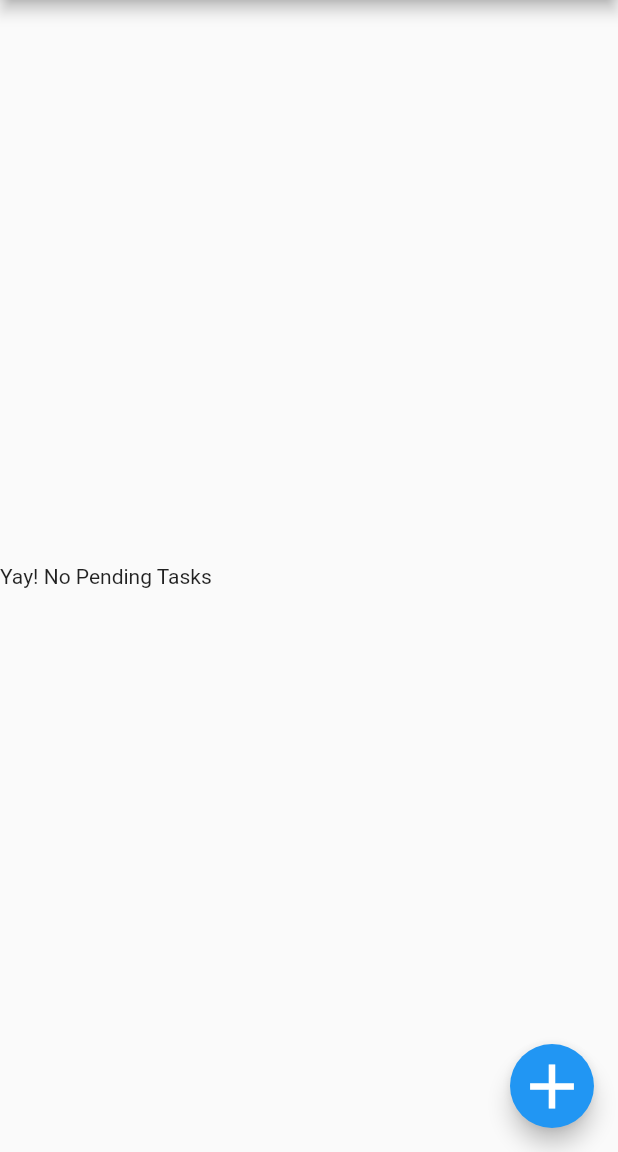
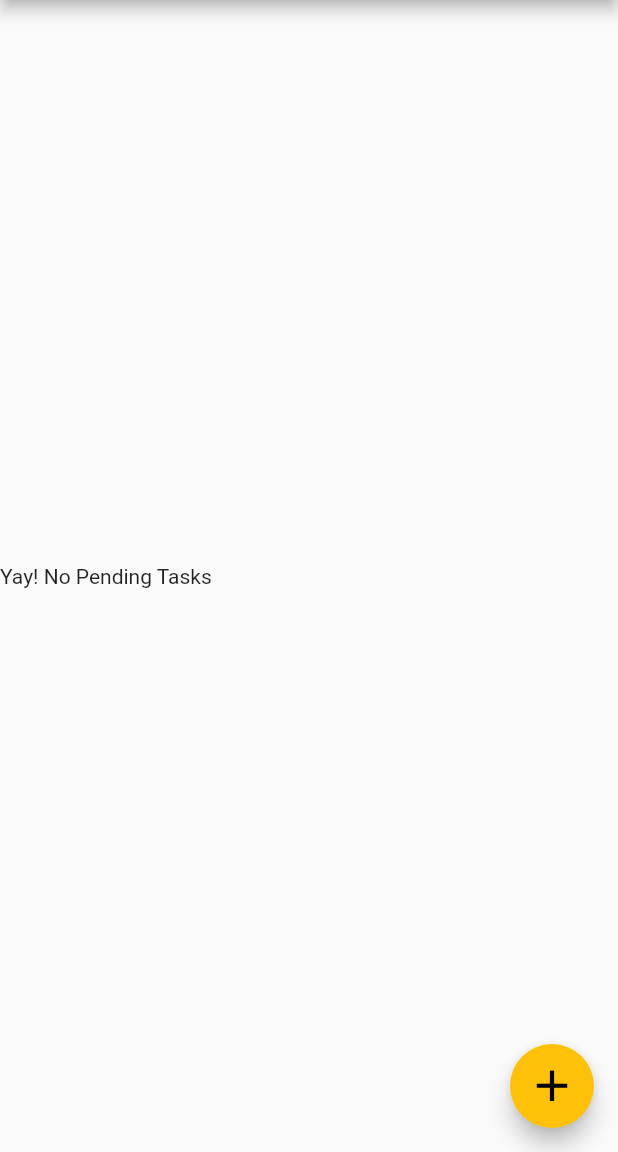
Before and after one commit to Aadeesh11/WorkshopTaskPublic, a Flutter app: the screen it shows after launch, on a phone screen of 412 x 824 dp, the part 84-1236 px from its top. Run offline on Flutter 3.47's test engine with Material 2 defaults, Android fonts, the phone set to English and light mode, and no system bars.

Commit message:
Tried adding functionality

```diff
--- a/lib/screen/todo_screen.dart
+++ b/lib/screen/todo_screen.dart
@@ -29,7 +29,12 @@ class _TodoScreenState extends State<TodoScreen> {
           title: const Text("My Tasks"),
         ),
         floatingActionButton: FloatingActionButton(
-          child: const Icon(Icons.add, size: 50),
+          child: const Icon(
+            Icons.add,
+            size: 35,
+            color: Colors.black,
+          ),
+          backgroundColor: Colors.amber,
           onPressed: () {
             showDialog(
                 context: context,
@@ -41,6 +46,30 @@ class _TodoScreenState extends State<TodoScreen> {
               if (value != null) {
                 setState(() {
                   todoList.addTodo(value);
+                  GestureDetector(onDoubleTap: () {
+                    showDialog(
+                        context: context,
+                        builder: (context) {
+                          return AlertDialog(
+                            title: const Text("DELETE TASK"),
+                            content: const Text(
+                                "Are you sure you want to delete this task"),
+                            actions: [
+                              TextButton(
+                                  child: const Text("YES"),
+                                  onPressed: () {
+                                    todoList.deleteTodo(value);
+                                    Navigator.of(context).pop();
+                                  }),
+                              TextButton(
+                                  child: const Text("NO"),
+                                  onPressed: () {
+                                    Navigator.of(context).pop();
+                                  })
+                            ],
+                          );
+                        });
+                  });
                 });
               }
             });
@@ -56,17 +85,12 @@ class _TodoScreenState extends State<TodoScreen> {
                   );
                 }),
                 itemCount: todoList.allTodos().length,
-              ) /*ListView(
-        children: [
-          GestureDetector(
-            child: ListTile(
-              title: Text(titlecontroller.text),
-              subtitle: Text(desccontroller.text),
-            ),
-          )
-        ],
-      ),*/
-        );
+              ));
     return scaffold;
   }
 }
+
+
+/*
+
+                  */
--- a/lib/widgets/add_todo_dialogue.dart
+++ b/lib/widgets/add_todo_dialogue.dart
@@ -1,7 +1,6 @@
 import 'package:flutter/material.dart';
 import 'package:workshop_task/models/todo.dart';
 import 'package:workshop_task/models/todo_list.dart';
-import 'package:workshop_task/screen/todo_screen.dart';
 
 class AddTodoDialogue extends StatefulWidget {
   const AddTodoDialogue({Key key}) : super(key: key);
@@ -57,7 +56,6 @@ class _AddTodoDialogueState extends State<AddTodoDialogue> {
                             Todo content = Todo(
                                 title: titlecontroller.text,
                                 description: desccontroller.text);
-
                             Navigator.of(context).pop(content);
                           });
                         }
```
